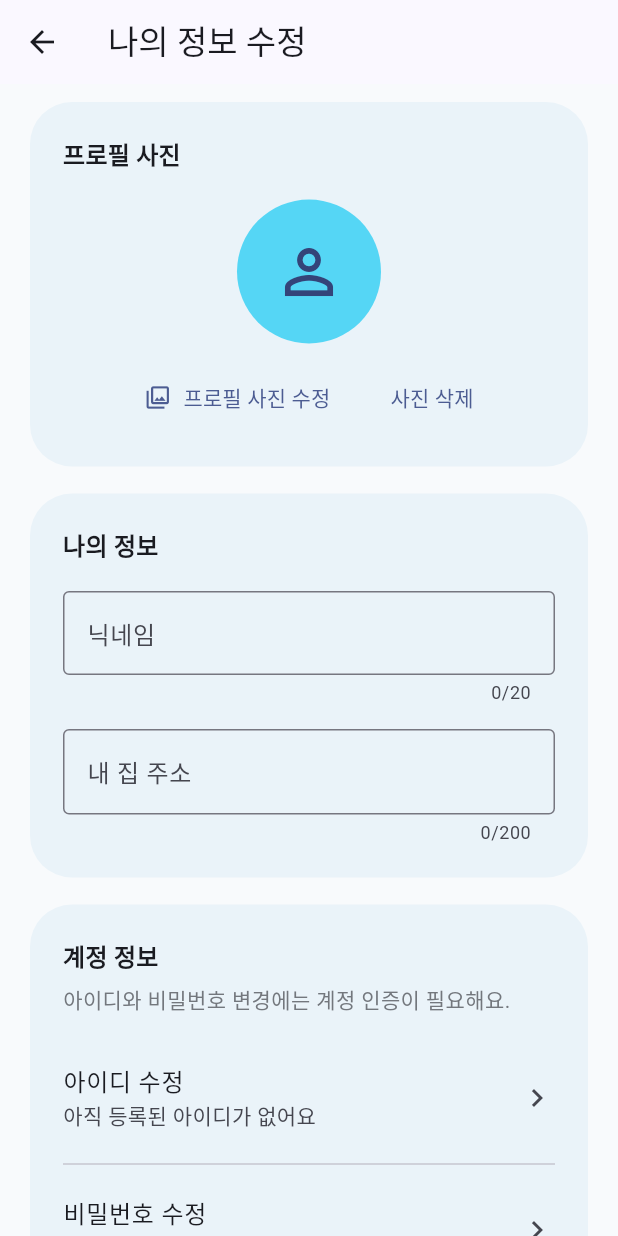
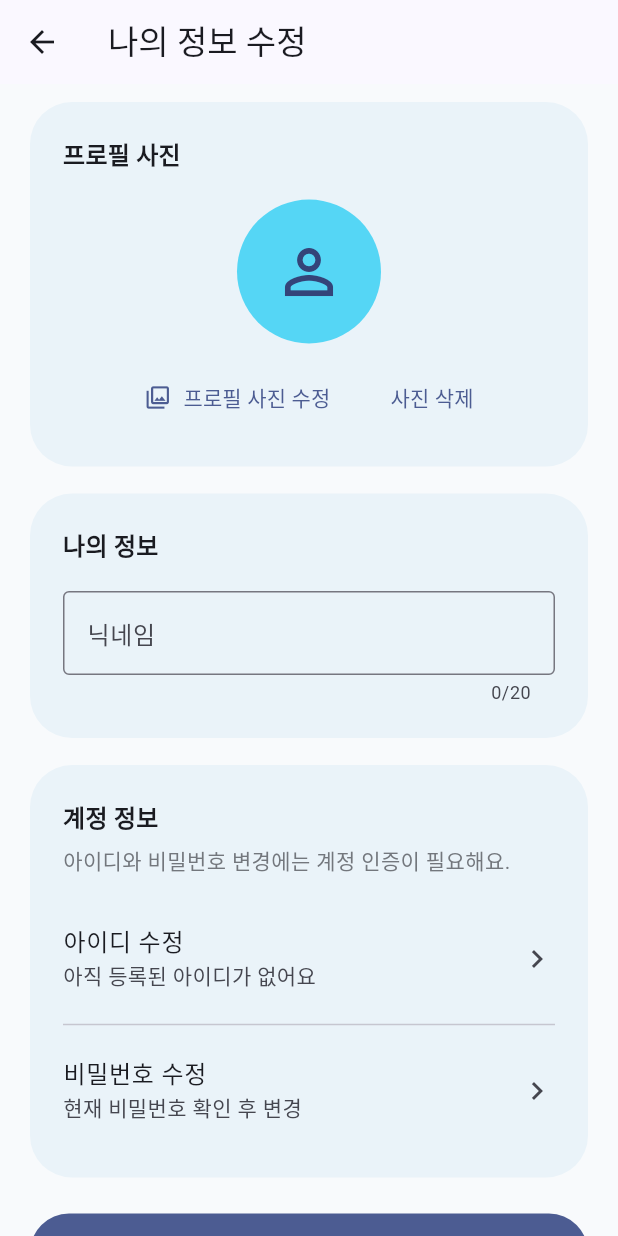
Before and after one commit to felixcwj/Mobile_Programming, a Flutter app: the EditProfileScreen screen opened directly with empty values, on a phone screen of 412 x 824 dp. Run offline on Flutter 3.47's test engine with Material 3 defaults, Android fonts, the phone set to English and light mode, and no system bars; our stand-ins replace firebase_core, image_picker; accounts and stored records are empty.

Commit message:
ux: remove unnecessary exact home address from profile edit

```diff
--- a/frontend/lib/screens/profile/edit_profile_screen.dart
+++ b/frontend/lib/screens/profile/edit_profile_screen.dart
@@ -23,7 +23,6 @@ class EditProfileScreen extends StatefulWidget {
 class _EditProfileScreenState extends State<EditProfileScreen> {
   final _formKey = GlobalKey<FormState>();
   late final TextEditingController _nickname;
-  late final TextEditingController _address;
   Uint8List? _photo;
   bool _saving = false;
   bool _picking = false;
@@ -32,14 +31,12 @@ class _EditProfileScreenState extends State<EditProfileScreen> {
   void initState() {
     super.initState();
     _nickname = TextEditingController(text: widget.profile.nickname);
-    _address = TextEditingController(text: widget.profile.homeAddress);
     _photo = widget.profile.photoBytes;
   }
 
   @override
   void dispose() {
     _nickname.dispose();
-    _address.dispose();
     super.dispose();
   }
 
@@ -89,7 +86,6 @@ class _EditProfileScreenState extends State<EditProfileScreen> {
       final latest = await widget.repository.load();
       final updated = latest.copyWith(
         nickname: _nickname.text.trim(),
-        homeAddress: _address.text.trim(),
         photoBytes: _photo,
         removePhoto: _photo == null,
       );
@@ -171,19 +167,7 @@ class _EditProfileScreenState extends State<EditProfileScreen> {
                                 ? '닉네임을 입력해 주세요.'
                                 : null,
                           ),
-                          const SizedBox(height: 16),
-                          TextFormField(
-                            key: const ValueKey('homeAddress'),
-                            controller: _address,
-                            maxLength: 200,
-                            minLines: 1,
-                            maxLines: 3,
-                            decoration: const InputDecoration(
-                              labelText: '내 집 주소',
-                              hintText: '주소를 입력해 주세요',
-                              border: OutlineInputBorder(),
-                            ),
-                          ),
+
                         ],
                       ),
                     ),
```
